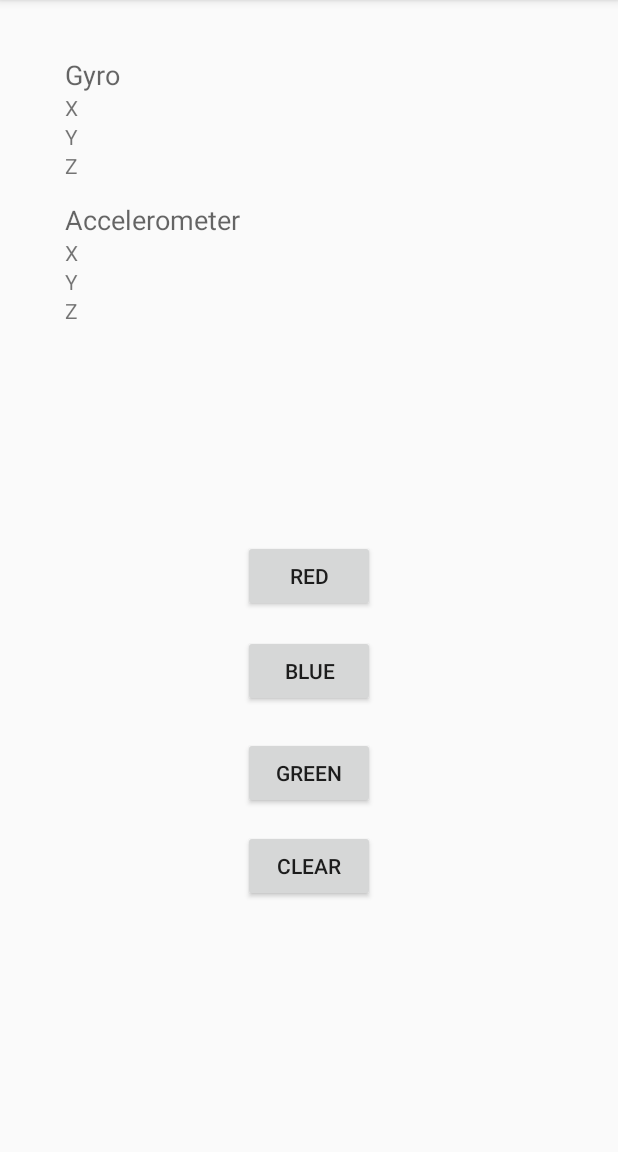
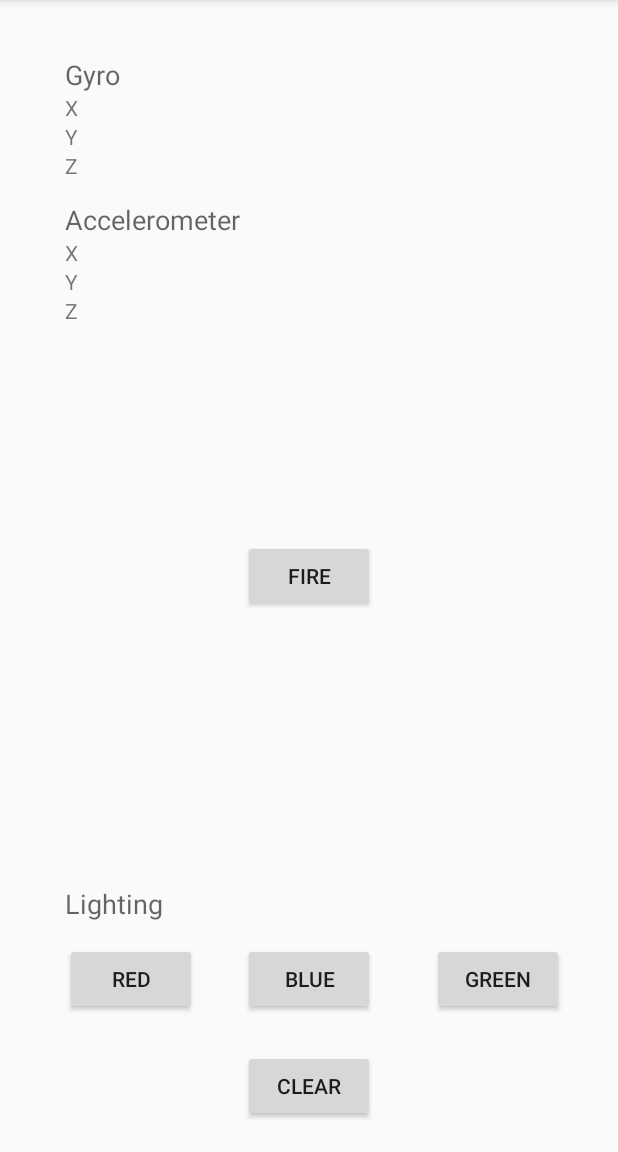
Before and after one commit to mr-glt/TrebuchetLauncher, an Android app: the screen it shows after launch (MainActivity), on a phone screen of 412 x 824 dp, the part 84-1236 px from its top. Run offline under Robolectric (Android 15) with nearby library versions, the phone set to English and light mode, and no system bars; libraries missing offline, so code that uses them is left out: app.akexorcist.bluetotohspp; 6 statements that could not run were skipped.

Commit message:
1985 was a good year

```diff
--- a/app/src/main/java/xyz/syzygylabs/trebuchetlauncher/MainActivity.java
+++ b/app/src/main/java/xyz/syzygylabs/trebuchetlauncher/MainActivity.java
@@ -77,7 +77,7 @@ public class MainActivity extends AppCompatActivity {
                 acY.setText("Y:" +message.substring(acYK+1,acZK));
                 acZ.setText("Z:" +message.substring(acZK+1,end));
 
-                Log.e("TIZ", message);
+                Log.i("DATA:", message);
             }
         });
 
@@ -89,14 +89,13 @@ public class MainActivity extends AppCompatActivity {
             }
         });
         Button btnRed = (Button) findViewById(R.id.btnGreen);
-        Button btnBlue = (Button) findViewById(R.id.btnBlue);
         btnRed.setOnClickListener(new View.OnClickListener() {
             @Override
             public void onClick(View view) {
                 bt.send("2", true);
             }
         });
-
+        Button btnBlue = (Button) findViewById(R.id.btnBlue);
         btnBlue.setOnClickListener(new View.OnClickListener() {
             @Override
             public void onClick(View view) {
@@ -110,6 +109,13 @@ public class MainActivity extends AppCompatActivity {
                 bt.send("4", true);
             }
         });
+        Button btnFire = (Button) findViewById(R.id.btnFire);
+        btnFire.setOnClickListener(new View.OnClickListener() {
+            @Override
+            public void onClick(View view) {
+                bt.send("5", true);
+            }
+        });
     }
 
 }
--- a/app/src/main/res/layout/activity_main.xml
+++ b/app/src/main/res/layout/activity_main.xml
@@ -9,14 +9,6 @@
     android:paddingRight="@dimen/activity_horizontal_margin"
     android:paddingTop="@dimen/activity_vertical_margin"
     tools:context="xyz.syzygylabs.trebuchetlauncher.MainActivity">
-
-    <Button
-        android:text="Red"
-        android:layout_width="wrap_content"
-        android:layout_height="wrap_content"
-        android:id="@+id/button"
-        android:layout_centerVertical="true"
-        android:layout_centerHorizontal="true" />
 
     <TextView
         android:text="Gyro"
@@ -91,26 +83,54 @@
         android:text="Blue"
         android:layout_width="wrap_content"
         android:layout_height="wrap_content"
-        android:layout_below="@+id/button"
-        android:layout_alignEnd="@+id/button"
-        android:layout_marginTop="15dp"
-        android:id="@+id/btnBlue" />
+        android:id="@+id/btnBlue"
+        android:layout_alignBaseline="@+id/button"
+        android:layout_alignBottom="@+id/button"
+        android:layout_centerHorizontal="true" />
 
     <Button
         android:text="Green"
         android:layout_width="wrap_content"
         android:layout_height="wrap_content"
-        android:layout_below="@+id/btnBlue"
-        android:layout_alignStart="@+id/btnBlue"
-        android:layout_marginTop="20dp"
-        android:id="@+id/btnGreen" />
+        android:id="@+id/btnGreen"
+        android:layout_alignBaseline="@+id/btnBlue"
+        android:layout_alignBottom="@+id/btnBlue"
+        android:layout_alignParentEnd="true"
+        android:layout_marginEnd="20dp" />
 
     <Button
         android:text="Clear"
         android:layout_width="wrap_content"
         android:layout_height="wrap_content"
-        android:layout_marginTop="14dp"
+        android:layout_marginTop="23dp"
         android:id="@+id/btnCLear"
-        android:layout_below="@+id/btnGreen"
-        android:layout_alignStart="@+id/btnGreen" />
+        android:layout_below="@+id/btnBlue"
+        android:layout_alignStart="@+id/btnBlue" />
+
+    <Button
+        android:text="Red"
+        android:layout_width="wrap_content"
+        android:layout_height="wrap_content"
+        android:id="@+id/button"
+        android:layout_marginBottom="75dp"
+        android:layout_alignParentBottom="true"
+        android:layout_alignStart="@+id/acZ" />
+
+    <Button
+        android:text="Fire"
+        android:layout_width="wrap_content"
+        android:layout_height="wrap_content"
+        android:layout_centerVertical="true"
+        android:layout_alignStart="@+id/btnBlue"
+        android:id="@+id/btnFire" />
+
+    <TextView
+        android:text="Lighting"
+        android:layout_width="wrap_content"
+        android:layout_height="wrap_content"
+        android:id="@+id/textView2"
+        android:textAppearance="@android:style/TextAppearance.Material.Medium"
+        android:layout_above="@+id/button"
+        android:layout_alignStart="@+id/button"
+        android:layout_marginBottom="14dp" />
 </RelativeLayout>
```
Also changed, not shown: 1 other file.
